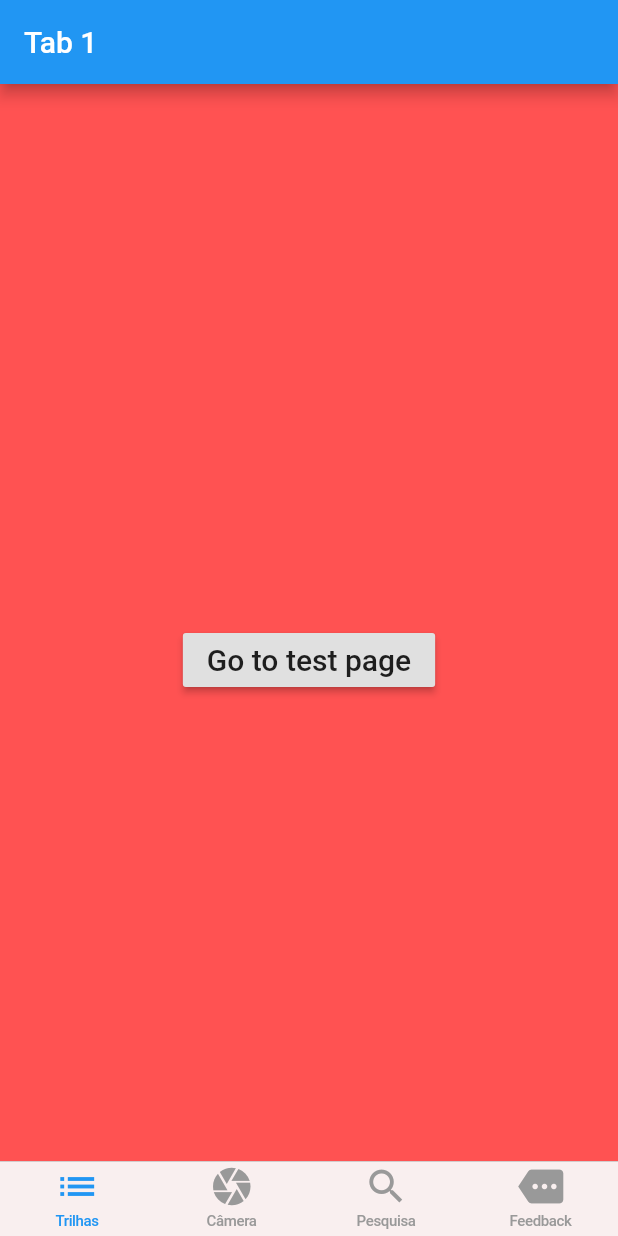
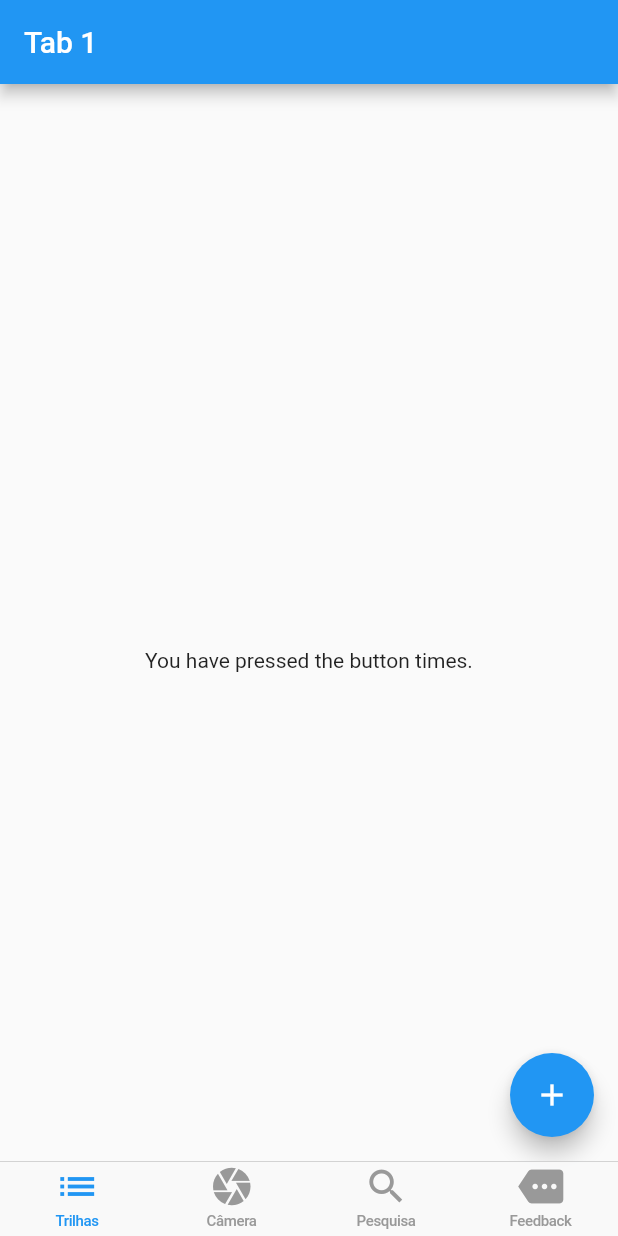
Before and after one commit to levyanjos/Zootracker, a Flutter app: the screen it shows after launch, on a phone screen of 412 x 824 dp. Run offline on Flutter 3.47's test engine with Material 2 defaults, Android fonts, the phone set to English and light mode, and no system bars.

Commit message:
Trilhas container view implemented

```diff
--- a/lib/View/Components/CustomNavBar.dart
+++ b/lib/View/Components/CustomNavBar.dart
@@ -8,13 +8,13 @@ class CustomNavBar extends StatelessWidget {
 
   final TextStyle style;
   final String uniqueHeroTag;
-  final Widget child;
+  final Widget body;
 
   CustomNavBar({
     this.text,
     this.style,
     this.uniqueHeroTag,
-    this.child,
+    this.body,
   });
 
   @override
@@ -22,12 +22,13 @@ class CustomNavBar extends StatelessWidget {
     if (!Platform.isIOS) {
       return Scaffold(
         appBar: AppBar(
+          centerTitle: false,
           title: Text(
             text,
             style: style,
           ),
         ),
-        body: child,
+        body: body,
       );
     } else {
       return CupertinoPageScaffold(
@@ -39,7 +40,7 @@ class CustomNavBar extends StatelessWidget {
             style: style,
           ),
         ),
-        child: child,
+        child: body,
       );
     }
   }
--- a/lib/View/Trilhas/TrilhasView.dart
+++ b/lib/View/Trilhas/TrilhasView.dart
@@ -9,38 +9,23 @@ class TrilhasView extends StatelessWidget {
     return CustomNavBar(
       text: "Tab 1",
       uniqueHeroTag: 'tab1',
-      child: Container(
-        color: Colors.redAccent,
-        child: Center(
-          child: RaisedButton(
-            onPressed: () {
-              Navigator.push(
-                  context,
-                  !Platform.isIOS
-                      ? CupertinoPageRoute(
-                    builder: (context) => PurplePage(),
-                  )
-                      : MaterialPageRoute(
-                    builder: (context) => PurplePage(),
-                  ));
-            },
-            child: Text('Go to test page', style: TextStyle(fontSize: 20)),
-          ),
+      body: TilhasContainerView()
+    );
+  }
+}
+
+class TilhasContainerView extends StatelessWidget {
+
+  Widget build(BuildContext context) {
+    return Scaffold(
+      body: Center(child: Text('You have pressed the button times.')),
+      floatingActionButton: Padding(
+        padding: const EdgeInsets.only(bottom: 50.0),
+        child: FloatingActionButton(
+          tooltip: 'Increment Counter',
+          child: const Icon(Icons.add),
         ),
       ),
     );
   }
 }
-
-class PurplePage extends StatelessWidget {
-  @override
-  Widget build(BuildContext context) {
-    return CustomNavBar(
-      text: "Tab 1",
-      uniqueHeroTag: 'purplePage',
-      child: Container(
-        color: Colors.deepPurple,
-      ),
-    );
-  }
-}
```
